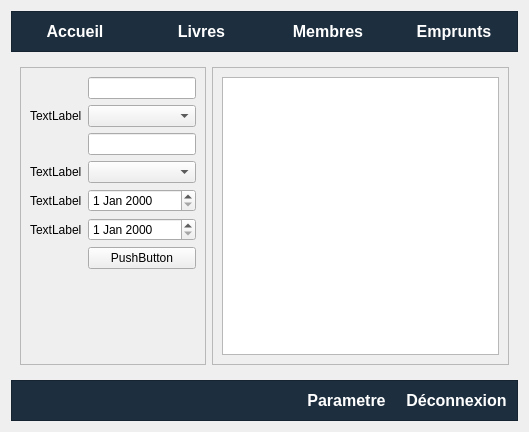
This is app.ui in Totelof10/biblio as Qt 5 draws it before an edit. The edited form follows.
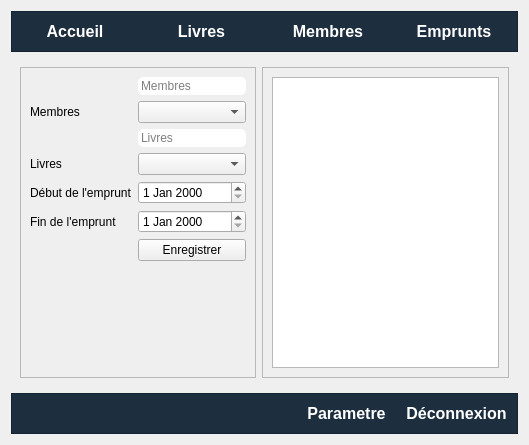
This is the edited form. The open tabs and pages were chosen to show the change. Icons and pictures are not drawn.

Commit message: gestion emprunt en voie

What changed in the file:
```diff
--- a/app.ui
+++ b/app.ui
@@ -7,7 +7,7 @@
     <x>0</x>
     <y>0</y>
     <width>529</width>
-    <height>432</height>
+    <height>445</height>
    </rect>
   </property>
   <property name="windowTitle">
@@ -768,7 +768,7 @@
           <item row="1" column="0">
            <widget class="QLabel" name="label_14">
             <property name="text">
-             <string>TextLabel</string>
+             <string>Membres</string>
             </property>
            </widget>
           </item>
@@ -778,7 +778,7 @@
           <item row="4" column="0">
            <widget class="QLabel" name="label_15">
             <property name="text">
-             <string>TextLabel</string>
+             <string>Livres</string>
             </property>
            </widget>
           </item>
@@ -788,14 +788,14 @@
           <item row="5" column="0">
            <widget class="QLabel" name="label_16">
             <property name="text">
-             <string>TextLabel</string>
+             <string>Début de l'emprunt</string>
             </property>
            </widget>
           </item>
           <item row="6" column="0">
            <widget class="QLabel" name="label_17">
             <property name="text">
-             <string>TextLabel</string>
+             <string>Fin de l'emprunt</string>
             </property>
            </widget>
           </item>
@@ -808,15 +808,43 @@
           <item row="7" column="1">
            <widget class="QPushButton" name="pushButton_4">
             <property name="text">
-             <string>PushButton</string>
+             <string>Enregistrer</string>
             </property>
            </widget>
           </item>
           <item row="0" column="1">
-           <widget class="QLineEdit" name="lineEdit_2"/>
+           <widget class="QLineEdit" name="lineEditRechercheMembres">
+            <property name="styleSheet">
+             <string notr="true">QLineEdit{
+	border: 1px solid white;
+	border-radius: 5px;
+}
+
+QLineEdit:focus{
+	border: 1px solid black;
+}</string>
+            </property>
+            <property name="placeholderText">
+             <string>Membres</string>
+            </property>
+           </widget>
           </item>
           <item row="3" column="1">
-           <widget class="QLineEdit" name="lineEdit_3"/>
+           <widget class="QLineEdit" name="lineEditRechercheLivres">
+            <property name="styleSheet">
+             <string notr="true">QLineEdit{
+	border: 1px solid white;
+	border-radius: 5px;
+}
+
+QLineEdit:focus{
+	border: 1px solid black;
+}</string>
+            </property>
+            <property name="placeholderText">
+             <string>Livres</string>
+            </property>
+           </widget>
           </item>
          </layout>
         </widget>
```
Left out of the diff: 6 changed lines with no effect on the pictures. The commit also changes 18 other files.
